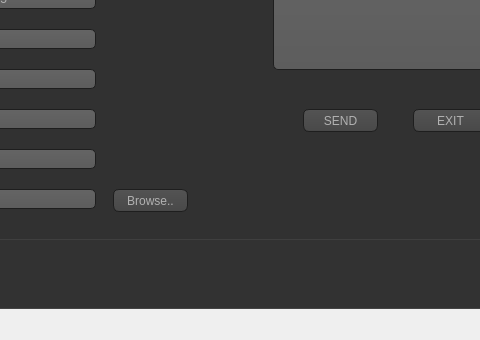
Above: mainwindow.ui from Asma-Mab/Smart_Restaurant_2A24 before the change; both pictures show x 177 to 657 and y 115 to 455 of the 789 by 455 pixel window. Below: the same form after it.
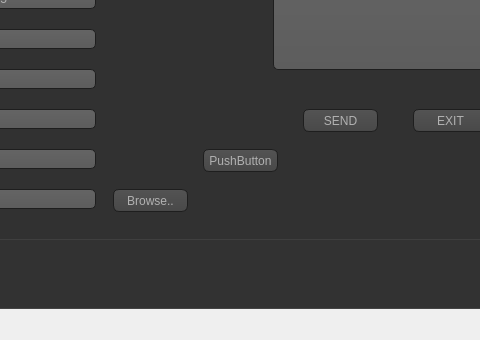
That is the form after the change. The open tabs and pages were chosen to show the change. Icons and pictures are not drawn.

```diff
--- a/mainwindow.ui
+++ b/mainwindow.ui
@@ -1829,6 +1829,19 @@
           <string>EXIT</string>
          </property>
         </widget>
+        <widget class="QPushButton" name="pushButton_19">
+         <property name="geometry">
+          <rect>
+           <x>360</x>
+           <y>220</y>
+           <width>75</width>
+           <height>23</height>
+          </rect>
+         </property>
+         <property name="text">
+          <string>PushButton</string>
+         </property>
+        </widget>
        </widget>
       </widget>
      </widget>
```
Left out of the diff: 2 changed lines with no effect on the pictures.
